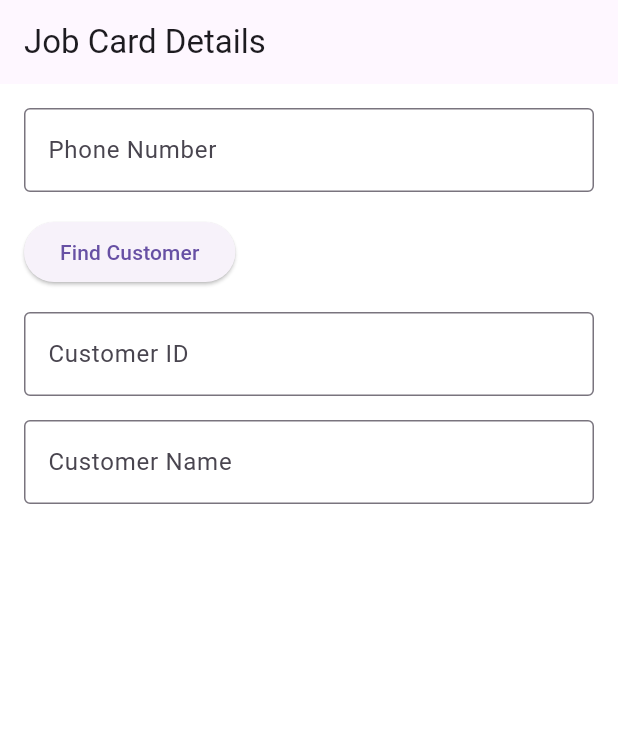
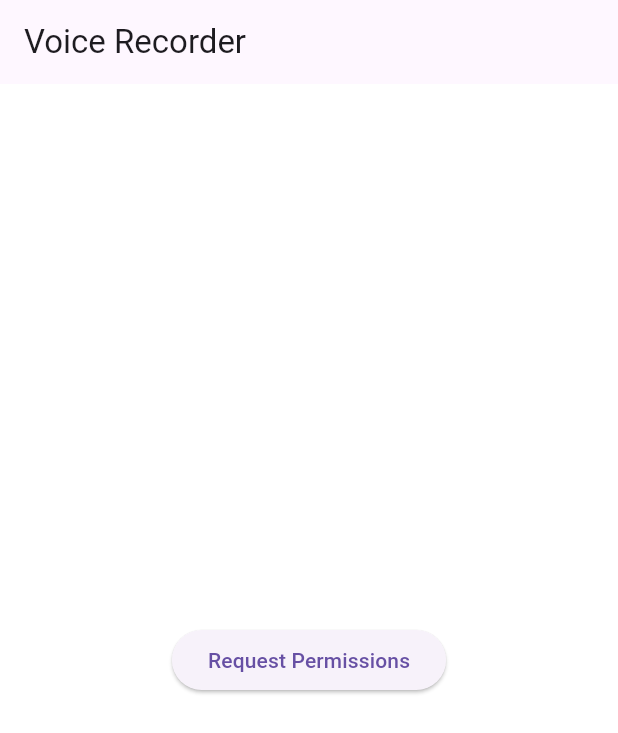
Before and after one commit to HashiniDivyanjanee/Vehicle_Service_App, a Flutter app: the VehicalInformation screen opened directly, on a phone screen of 412 x 824 dp. Shown: the top 733 px of the screen. Run offline on Flutter 3.47's test engine with Material 3 defaults, Android fonts, the phone set to English and light mode, and no system bars; our stand-ins replace bloc, convex_bottom_bar, dio, equatable, flutter_bloc, go_router and 2 more; missing offline and left inert: flutter_sound.

Commit message:
audio setup

```diff
--- a/lib/src/data/providers/api_provider.dart
+++ b/lib/src/data/providers/api_provider.dart
@@ -1,5 +1,3 @@
-import 'dart:convert';
-
 import 'package:dio/dio.dart';
 import 'package:vehicle_service_app/src/data/model/job_card.dart';
 
--- /dev/null
+++ b/lib/src/logic/bloc/audio/audio_bloc.dart
@@ -0,0 +1,68 @@
+import 'dart:async';
+
+import 'package:bloc/bloc.dart';
+import 'package:equatable/equatable.dart';
+import 'package:flutter_sound/flutter_sound.dart';
+import 'package:flutter_sound/public/flutter_sound_recorder.dart';
+import 'package:path_provider/path_provider.dart';
+import 'package:permission_handler/permission_handler.dart';
+
+part 'audio_event.dart';
+part 'audio_state.dart';
+
+class AudioBloc extends Bloc<AudioEvent, AudioState> {
+  final FlutterSoundRecorder _recorder = FlutterSoundRecorder();
+  String? _filePath;
+
+  AudioBloc() : super(AudioInitialState()) {
+    on<CheckPermissionEvent>(_checkPermission);
+    on<StartRecordingEvent>(_startAudio);
+    on<StopRecordingEvent>(_stopAudio);
+  }
+
+  FutureOr<void> _startAudio(
+      StartRecordingEvent event, Emitter<AudioState> emit) async {
+    try {
+      final directory = await getApplicationDocumentsDirectory();
+      _filePath = '${directory.path}/recorded_voice.aac';
+
+      await _recorder.openRecorder();
+      await _recorder.startRecorder(
+        toFile: _filePath,
+        codec: Codec.aacADTS,
+      );
+      emit(AudioRecordingState());
+    } catch (e) {
+      emit(AudioErrorState(e.toString()));
+    }
+  }
+
+  FutureOr<void> _checkPermission(
+      CheckPermissionEvent event, Emitter<AudioState> emit) async {
+    if (await Permission.microphone.isGranted) {
+      return;
+    }
+    final states = await Permission.microphone.request();
+    if (!states.isGranted) {
+      emit(AudioErrorState("Microphone permission Denied"));
+    } else {}
+  }
+
+  FutureOr<void> _stopAudio(
+      StopRecordingEvent event, Emitter<AudioState> emit) async {
+    try {
+      await _recorder.stopRecorder();
+      emit(AudioRecordedState(_filePath!));
+    } catch (e) {
+      emit(AudioErrorState(e.toString()));
+    } finally {
+      await _recorder.closeRecorder();
+    }
+  }
+
+  @override
+  Future<void> close() {
+    _recorder.closeRecorder();
+    return super.close();
+  }
+}
--- /dev/null
+++ b/lib/src/logic/bloc/audio/audio_event.dart
@@ -0,0 +1,14 @@
+part of 'audio_bloc.dart';
+
+abstract class AudioEvent extends Equatable {
+  const AudioEvent();
+
+  @override
+  List<Object> get props => [];
+}
+
+class StartRecordingEvent extends AudioEvent{}
+
+class StopRecordingEvent extends AudioEvent{}
+
+class CheckPermissionEvent extends AudioEvent{}
--- /dev/null
+++ b/lib/src/logic/bloc/audio/audio_state.dart
@@ -0,0 +1,28 @@
+part of 'audio_bloc.dart';
+
+abstract class AudioState extends Equatable {
+  const AudioState();
+
+  @override
+  List<Object> get props => [];
+}
+
+final class AudioInitialState extends AudioState {}
+
+final class AudioRecordingState extends AudioState {}
+
+final class AudioRecordedState extends AudioState {
+  final String filepath;
+  AudioRecordedState(this.filepath);
+
+  @override
+  List<Object> get props => [filepath];
+}
+
+final class AudioErrorState extends AudioState {
+  final String message;
+  AudioErrorState(this.message);
+
+  @override
+  List<Object> get props => [message];
+}
--- a/lib/src/presentation/screen/home.dart
+++ b/lib/src/presentation/screen/home.dart
@@ -1,4 +1,3 @@
-import 'package:convex_bottom_bar/convex_bottom_bar.dart';
 import 'package:flutter/material.dart';
 import 'package:go_router/go_router.dart';
 import 'package:vehicle_service_app/src/config/routes/app_rout_cons.dart';
--- a/lib/src/presentation/tabs/vehical_information_tab.dart
+++ b/lib/src/presentation/tabs/vehical_information_tab.dart
@@ -1,7 +1,6 @@
 import 'package:flutter/material.dart';
 import 'package:flutter_bloc/flutter_bloc.dart';
-import 'package:vehicle_service_app/src/logic/bloc/customer/customer_bloc.dart';
-
+import 'package:vehicle_service_app/src/logic/bloc/audio/audio_bloc.dart';
 
 class VehicalInformation extends StatefulWidget {
   const VehicalInformation({Key? key}) : super(key: key);
@@ -13,85 +12,53 @@ class VehicalInformation extends StatefulWidget {
 class _VehicalInformationState extends State<VehicalInformation> {
   @override
   Widget build(BuildContext context) {
-    final customerPhoneController = TextEditingController();
-    final customerNameController = TextEditingController();
-    final customerIdController = TextEditingController();
+    return BlocProvider(
+      create: (context) => AudioBloc(),
+      child: Scaffold(
+        appBar: AppBar(title: Text('Voice Recorder')),
+        body: BlocBuilder<AudioBloc, AudioState>(
+          builder: (context, state) {
+            final bloc = BlocProvider.of<AudioBloc>(context);
 
-    return Scaffold(
-      appBar: AppBar(title: const Text("Job Card Details")),
-      body: Padding(
-        padding: const EdgeInsets.all(16.0),
+            if (state is AudioInitialState) {
+              return Center(
+                child: ElevatedButton(
+                  onPressed: () => bloc.add(CheckPermissionEvent()),
+                  child: Text('Request Permissions'),
+                ),
+              );
+            } else if (state is AudioRecordingState) {
+              return Center(
+                child: ElevatedButton(
+                  onPressed: () => bloc.add(StopRecordingEvent()),
+                  child: Text('Stop Recording'),
+                ),
+              );
+            } else if (state is AudioRecordedState) {
+              return Center(
                 child: Column(
-          crossAxisAlignment: CrossAxisAlignment.start,
+                  mainAxisAlignment: MainAxisAlignment.center,
                   children: [
-            TextField(
-              controller: customerPhoneController,
-              decoration: const InputDecoration(
-                labelText: 'Phone Number',
-                border: OutlineInputBorder(),
-              ),
-              keyboardType: TextInputType.phone,
-            ),
-            const SizedBox(height: 16),
+                    Text('Recording saved at: ${state.filepath}'),
                     ElevatedButton(
-              onPressed: () {
-                final phone = customerPhoneController.text.trim();
-                if (phone.isEmpty) {
-                  ScaffoldMessenger.of(context).showSnackBar(
-                    const SnackBar(content: Text('Please enter a phone number')),
-                  );
-                  return;
-                }
-                context
-                    .read<CustomerBloc>()
-                    .add(fetchCustomerDetailsByPhone(phone));
-              },
-              child: const Text('Find Customer'),
-            ),
-            const SizedBox(height: 16),
-            BlocListener<CustomerBloc, CustomerState>(
-              listener: (context, state) {
-                if (state is CustomerLoaded) {
-                  customerIdController.text = state.customerId.toString();
-                  customerNameController.text = state.customerName;
-                } else if (state is CustomerError) {
-                  customerIdController.clear();
-                  customerNameController.clear();
-                  ScaffoldMessenger.of(context).showSnackBar(
-                    SnackBar(content: Text(state.error)),
-                  );
-                }
-              },
-              child: BlocBuilder<CustomerBloc, CustomerState>(
-                builder: (context, state) {
-                  if (state is CustomerLoading) {
-                    return const Center(child: CircularProgressIndicator());
-                  }
-                  return Column(
-                    children: [
-                      TextField(
-                        controller: customerIdController,
-                        decoration: const InputDecoration(
-                          labelText: 'Customer ID',
-                          border: OutlineInputBorder(),
-                        ),
-                        readOnly: true,
-                      ),
-                      const SizedBox(height: 16),
-                      TextField(
-                        controller: customerNameController,
-                        decoration: const InputDecoration(
-                          labelText: 'Customer Name',
-                          border: OutlineInputBorder(),
-                        ),
-                        readOnly: true,
+                      onPressed: () => bloc.add(StartRecordingEvent()),
+                      child: Text('Record Again'),
                     ),
                   ],
+                ),
+              );
+            } else if (state is AudioErrorState) {
+              return Center(child: Text('Error: ${state.message}'));
+            }
+
+            return Center(
+              child: ElevatedButton(
+                onPressed: () => BlocProvider.of<AudioBloc>(context)
+                    .add(StartRecordingEvent()),
+                child: Text('Start Recording'),
+              ),
             );
           },
-              ),
-            ),
-          ],
         ),
       ),
     );
--- a/lib/src/presentation/widgets/app_bar_widget.dart
+++ b/lib/src/presentation/widgets/app_bar_widget.dart
@@ -17,7 +17,6 @@ class AppBarWidget extends StatelessWidget implements PreferredSizeWidget {
         style: TextStyle(color: Colors.white),
       ),
       backgroundColor: AppThemes.PrimaryColor,
-
     );
   }
 
--- a/lib/src/presentation/widgets/text_form_field.dart
+++ b/lib/src/presentation/widgets/text_form_field.dart
@@ -48,7 +48,7 @@ class TextFormFieldComponent extends StatelessWidget {
             isDense: true,
             labelText: lableText,
             filled: true,
-            fillColor: AppThemes.TextField_Bg_Color,
+            fillColor: AppThemes.cardBackgroundColor,
             counterText: "",
             labelStyle: const TextStyle(
                 color: AppThemes.SecondTextColor,
--- a/pubspec.yaml
+++ b/pubspec.yaml
@@ -36,9 +36,10 @@ dependencies:
   flutter_bloc: ^8.1.6
   intl: ^0.20.0
   equatable: ^2.0.7
-  page_transition: ^2.1.0
   convex_bottom_bar: ^3.2.0
-  sticky_grouped_list: ^3.1.0
+  path_provider: ^2.1.5
+  flutter_sound: ^9.17.8
+  permission_handler: ^11.3.1
 
   # The following adds the Cupertino Icons font to your application.
   # Use with the CupertinoIcons class for iOS style icons.
```
Also changed, not shown: lib/src/constant/themes.dart (+6 -2 lines), lib/src/presentation/widgets/list_item_widget.dart (+50 -3 lines), pubspec.lock, 4 other files. Lines whose indentation alone changed are shown as unchanged.
